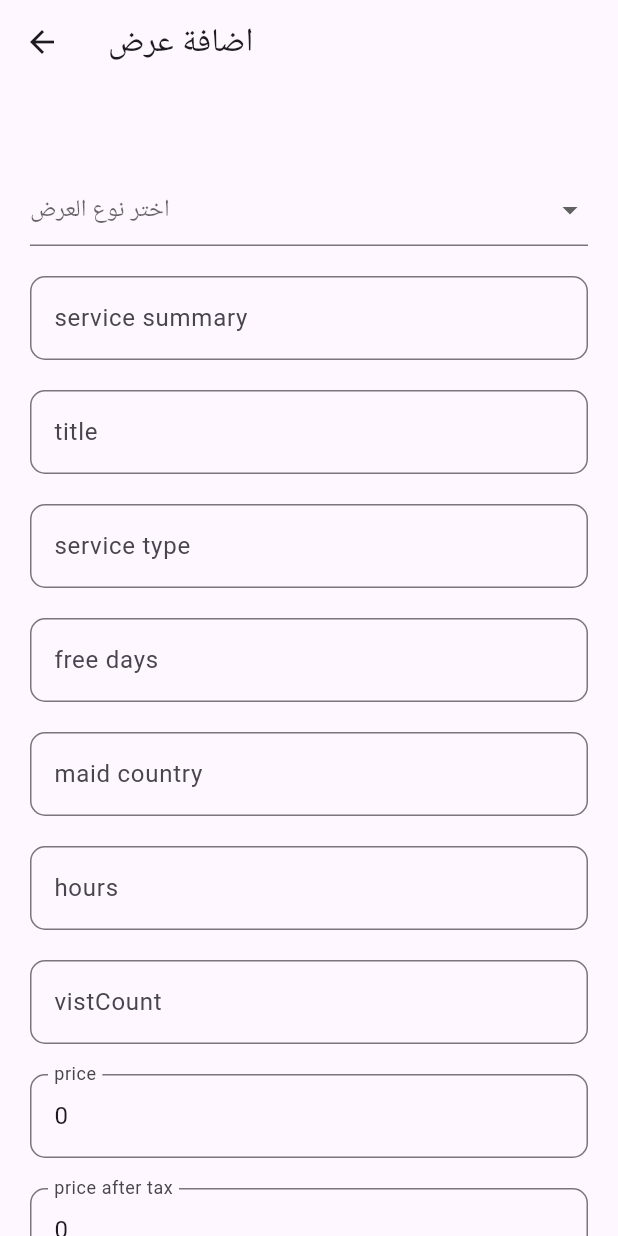
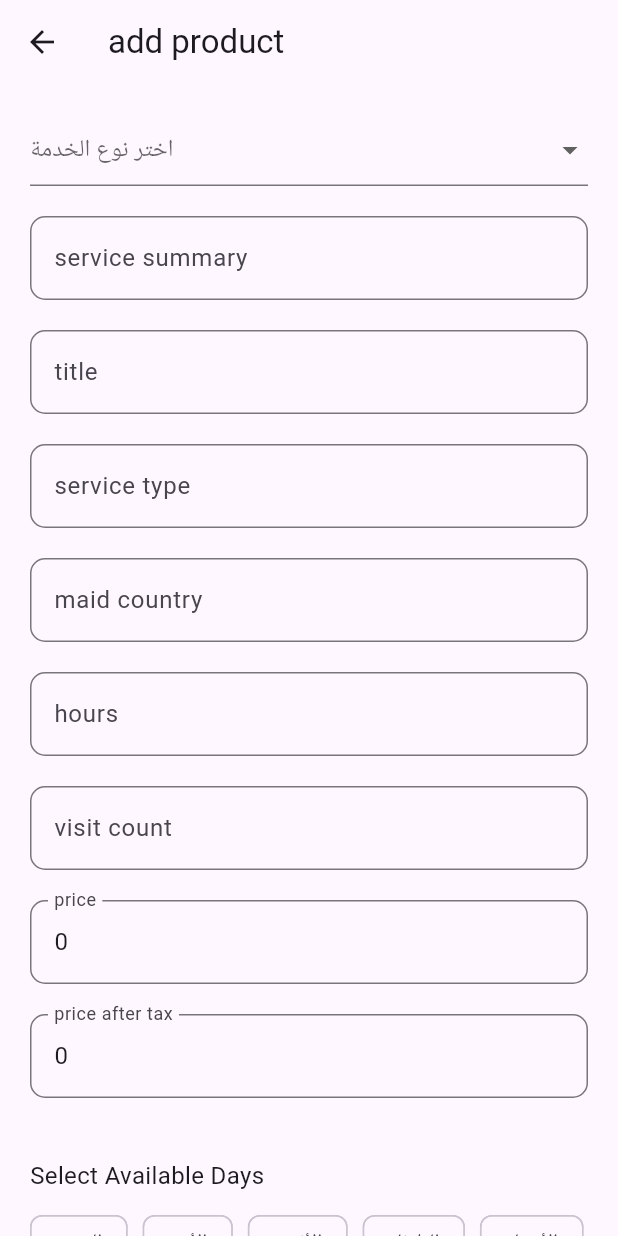
Before and after one commit to khaledshehata1997/shiplan_service, a Flutter app: the AddOffersScreen screen opened directly, on a phone screen of 412 x 824 dp. Run offline on Flutter 3.47's test engine with Material 3 defaults, Android fonts, the phone set to English and light mode, and no system bars; our stand-ins replace carousel_slider, cloud_firestore, firebase_auth, firebase_core, firebase_storage, flutter_rating_stars and 4 more; missing offline and left inert: flutter_share, is_first_run; accounts and stored records are empty.

Commit message:
edit offers

```diff
--- a/lib/view/home_view/add_offers.dart
+++ b/lib/view/home_view/add_offers.dart
@@ -1,72 +1,117 @@
-import 'package:flutter/material.dart';
-import 'dart:io';
-
 import 'package:flutter/material.dart';
 import 'package:get/get.dart';
 import 'package:uuid/uuid.dart';
-
 import '../../view_model/service_model/service_model.dart';
 
 class AddOffersScreen extends StatefulWidget {
-  const AddOffersScreen({super.key});
+  const AddOffersScreen({Key? key}) : super(key: key);
 
   @override
   State<AddOffersScreen> createState() => _AddOffersScreenState();
 }
 
 class _AddOffersScreenState extends State<AddOffersScreen> {
-  String? _selectedValue;
-  List<String> listOfValue = [
-    'استقدام',
-    'تأجير',
-  ];
+  final _formKey = GlobalKey<FormState>();
   final summaryController = TextEditingController();
   final titleController = TextEditingController();
-  final priceController = TextEditingController();
+  final priceController = TextEditingController(text: '0');
   final serviceTypeController = TextEditingController();
   final maidCountryController = TextEditingController();
-  final freeDaysController = TextEditingController();
   final hoursController = TextEditingController();
-  final vistCountController = TextEditingController();
+  final visitCountController = TextEditingController();
   final descriptionController = TextEditingController();
-  final priceAfterTaxController = TextEditingController();
-  @override
-  void initState() {
-    priceController.text = '0';
-    priceAfterTaxController.text = '0';
-    super.initState();
+  final priceAfterTaxController = TextEditingController(text: '0');
+
+  String? _selectedValue;
+  bool _isLoading = false;
+  String _error = '';
+  final List<String> listOfValue = ['أستقدام', 'تأجير'];
+
+  // Multi-selection for weekdays and time range
+  final List<String> _weekdays = ['السبت', 'الأحد', 'الأثنين', 'الثلاثاء', 'الأربعاء', 'الخميس', 'الجمعه'];
+  final Map<String, TimeRange> _selectedDays = {};
+
+ void _submitService(bool isDay) async {
+  if (_formKey.currentState?.validate() ?? false) {
+    setState(() => _isLoading = true);
+
+    try {
+      // Prepare the freeDays data from the selected days and time ranges
+      final Map<String, Map<String, String>> freeDays = _selectedDays.map((day, timeRange) {
+        return MapEntry(
+          day,
+          {
+            'startTime': timeRange.startTime?.format(context) ?? 'N/A',
+            'endTime': timeRange.endTime?.format(context) ?? 'N/A',
+          },
+        );
+      });
+
+      final serviceModel = ServiceModel(
+        maidId: "1",
+        hours: int.parse(hoursController.text),
+        vistCount: int.parse(visitCountController.text),
+        serviceSummary: summaryController.text,
+        isDay: isDay,
+        maidCountry: maidCountryController.text,
+        serviceType: serviceTypeController.text,
+        description: descriptionController.text,
+        freeDays: freeDays, // Assign the freeDays map here
+        title: titleController.text,
+        id: Uuid().v4(),
+        regularPrice: double.parse(priceController.text),
+        priceAfterTax: double.parse(priceAfterTaxController.text),
+      );
+
+      // Submit the service depending on the type
+      if (_selectedValue == 'أستقدام') {
+        isDay ? ServicesService.addDayOffersService(serviceModel) : ServicesService.addNightOffersService(serviceModel);
+      } else {
+        isDay ? ServicesService.addRentDayOffersService(serviceModel) : ServicesService.addRentDayOffersService(serviceModel);
       }
 
-  bool isLoading = false;
-  String error = '';
-  final _fromKey = GlobalKey<FormState>();
+      // Log the selected days and time ranges for debugging
+      print('Selected Free Days: $freeDays');
+
+      // Handle success
+      Get.back();
+      Get.snackbar('Success', 'Service added successfully');
+    } catch (e) {
+      setState(() => _error = e.toString());
+    } finally {
+      setState(() => _isLoading = false);
+    }
+  }
+}
+@override
+  void dispose() {
+   summaryController.dispose();
+   titleController.dispose();
+   priceController.dispose();
+   serviceTypeController.dispose();
+   maidCountryController.dispose();
+   hoursController.dispose();
+   visitCountController.dispose();
+   descriptionController.dispose();
+   priceAfterTaxController.dispose();
+    super.dispose();
+  }
 
   @override
   Widget build(BuildContext context) {
-    return Form(
-      key: _fromKey,
-      child: Scaffold(
-        appBar: AppBar(
-          title: Text('اضافة عرض'),
-        ),
+    return Scaffold(
+      appBar: AppBar(title: Text('add product'.tr)),
       body: SingleChildScrollView(
-          child: Padding(
         padding: const EdgeInsets.all(20.0),
+        child: Form(
+          key: _formKey,
           child: Column(
-              mainAxisAlignment: MainAxisAlignment.center,
+            crossAxisAlignment: CrossAxisAlignment.start,
             children: [
-                const SizedBox(
-                  height: 20,
-                ),
-                // pick image button
-
-                const SizedBox(
-                  height: 20,
-                ),
                 DropdownButtonFormField(
                   value: _selectedValue,
                   hint: Text(
-                    'اختر نوع العرض',
+                    'اختر نوع الخدمة',
                   ),
                   isExpanded: true,
                   onChanged: (value) {
@@ -98,218 +143,161 @@ class _AddOffersScreenState extends State<AddOffersScreen> {
                 const SizedBox(
                   height: 20,
                 ),
-                // upload image button
-                TextFormField(
-                  controller: summaryController,
-                  validator: (value) {
-                    if (value!.isEmpty) {
-                      return 'Please enter service summary';
-                    }
-                    return null;
-                  },
-                  decoration: InputDecoration(
-                    labelText: 'service summary'.tr,
-                    border: OutlineInputBorder(
-                      borderRadius: BorderRadius.all(Radius.circular(10)),
-                    ),
-                  ),
-                ),
+              _buildTextField(summaryController, 'service summary'.tr, 'Please enter service summary'),
+              _buildTextField(titleController, 'title'.tr, 'Please enter title'),
+              _buildTextField(serviceTypeController, 'service type'.tr, 'Please enter service type'),
+              _buildTextField(maidCountryController, 'maid country'.tr, 'Please enter maid country'),
+              _buildTextField(hoursController, 'hours'.tr, null, isNumber: true),
+              _buildTextField(visitCountController, 'visit count'.tr, null, isNumber: true),
+              _buildTextField(priceController, 'price'.tr, 'Please enter price', isNumber: true),
+              _buildTextField(priceAfterTaxController, 'price after tax'.tr, null, isNumber: true),
 
-                const SizedBox(
-                  height: 20,
-                ),
-                TextFormField(
-                  controller: titleController,
-                  validator: (value) {
-                    if (value!.isEmpty) {
-                      return 'Please enter title';
-                    }
-                    return null;
-                  },
-                  decoration: InputDecoration(
-                    labelText: 'title'.tr,
-                    border: OutlineInputBorder(
-                      borderRadius: BorderRadius.all(Radius.circular(10)),
-                    ),
-                  ),
-                ),
+              const SizedBox(height: 20),
 
-                const SizedBox(
-                  height: 20,
-                ),
-                TextFormField(
-                  controller: serviceTypeController,
-                  validator: (value) {
-                    if (value!.isEmpty) {
-                      return 'Please enter service type';
-                    }
-                    return null;
-                  },
-                  decoration: InputDecoration(
-                    labelText: 'service type'.tr,
-                    border: OutlineInputBorder(
-                      borderRadius: BorderRadius.all(Radius.circular(10)),
-                    ),
-                  ),
-                ),
+              // Weekday multi-selection with time range
+              _buildMultiSelectWeekdays(),
+              const SizedBox(height: 20),
+              _buildSelectedDaysTimeRange(),
 
-                const SizedBox(
-                  height: 20,
-                ),
-                TextFormField(
-                  controller: freeDaysController,
-                  validator: (value) {
-                    if (value!.isEmpty) {
-                      return 'Please enter free days';
-                    }
-                    return null;
-                  },
-                  decoration: InputDecoration(
-                    labelText: 'free days'.tr,
-                    border: OutlineInputBorder(
-                      borderRadius: BorderRadius.all(Radius.circular(10)),
-                    ),
-                  ),
-                ),
+              const SizedBox(height: 20),
 
-                const SizedBox(
-                  height: 20,
-                ),
-                TextFormField(
-                  controller: maidCountryController,
-                  validator: (value) {
-                    if (value!.isEmpty) {
-                      return 'Please enter maid country';
-                    }
-                    return null;
-                  },
-                  decoration: InputDecoration(
-                    labelText: 'maid country'.tr,
-                    border: OutlineInputBorder(
-                      borderRadius: BorderRadius.all(Radius.circular(10)),
-                    ),
-                  ),
-                ),
-                const SizedBox(
-                  height: 20,
-                ),
-                TextFormField(
-                  keyboardType: TextInputType.number,
-                  controller: hoursController,
-                  decoration: InputDecoration(
-                    labelText: 'hours'.tr,
-                    border: OutlineInputBorder(
-                      borderRadius: BorderRadius.all(Radius.circular(10)),
-                    ),
-                  ),
-                ),
-                const SizedBox(
-                  height: 20,
-                ),
-                TextFormField(
-                  keyboardType: TextInputType.number,
-                  controller: vistCountController,
-                  decoration: InputDecoration(
-                    labelText: 'vistCount'.tr,
-                    border: OutlineInputBorder(
-                      borderRadius: BorderRadius.all(Radius.circular(10)),
-                    ),
-                  ),
-                ),
-                const SizedBox(
-                  height: 20,
-                ),
-                TextFormField(
-                  keyboardType: TextInputType.number,
-                  controller: priceController,
-                  validator: (value) {
-                    if (value!.isEmpty) {
-                      return 'Please enter price';
-                    }
-                    return null;
-                  },
-                  decoration: InputDecoration(
-                    labelText: 'price'.tr,
-                    border: OutlineInputBorder(
-                      borderRadius: BorderRadius.all(Radius.circular(10)),
-                    ),
-                  ),
-                ),
-
-                const SizedBox(
-                  height: 20,
-                ),
-                TextFormField(
-                  keyboardType: TextInputType.number,
-                  controller: priceAfterTaxController,
-                  decoration: InputDecoration(
-                    labelText: 'price after tax'.tr,
-                    border: OutlineInputBorder(
-                      borderRadius: BorderRadius.all(Radius.circular(10)),
-                    ),
-                  ),
-                ),
-                const SizedBox(
-                  height: 20,
-                ),
-                // add button
-                if (isLoading)
-                  const Center(
-                    child: CircularProgressIndicator(),
-                  )
+              if (_isLoading)
+                const Center(child: CircularProgressIndicator())
               else
                 Row(
-                    mainAxisAlignment: MainAxisAlignment.center,
+                  mainAxisAlignment: MainAxisAlignment.spaceBetween,
                   children: [
-                      ElevatedButton(
-                        onPressed: () async {
-                          if (_fromKey.currentState!.validate()) {
-                            try {
-                              setState(() {
-                                isLoading = true;
-                              });
-                              ServicesService.addDayOffersService(ServiceModel(
-                                  maidId: "1",
-                                  hours: int.parse(hoursController.text),
-                                  vistCount:
-                                      int.parse(vistCountController.text),
-                                  serviceSummary: summaryController.text,
-                                  isDay:
-                                      _selectedValue == 'استقدام' ? true : false,
-                                  maidCountry: maidCountryController.text,
-                                  serviceType: serviceTypeController.text,
-                                  description: descriptionController.text,
-                                  freeDays: {},
-                                  title: titleController.text,
-                                  id: Uuid().v4(),
-                                  regularPrice:
-                                      double.parse(priceController.text),
-                                  priceAfterTax: double.parse(
-                                      priceAfterTaxController.text)));
-
-                              setState(() {
-                                isLoading = false;
-                              });
-                              Get.back();
-                              Get.snackbar(
-                                  'Success', 'Service added successfully');
-                            } catch (e) {
-                              setState(() {
-                                isLoading = false;
-                                error = e.toString();
-                              });
-                            }
-                          }
-                        },
-                        child: Text("اضافة عرض"),
-                      ),
+                    _buildSubmitButton('Add day service', true),
+                    _buildSubmitButton('Add night service', false),
                   ],
                 ),
             ],
           ),
         ),
       ),
+    );
+  }
+
+  // Widget to show the multi-selection of weekdays
+  Widget _buildMultiSelectWeekdays() {
+    return Column(
+      crossAxisAlignment: CrossAxisAlignment.start,
+      children: [
+        Text('Select Available Days', style: TextStyle(fontSize: 16)),
+        const SizedBox(height: 10),
+        Wrap(
+          spacing: 10,
+          children: _weekdays.map((day) {
+            return ChoiceChip(
+              label: Text(day),
+              selected: _selectedDays.containsKey(day),
+              onSelected: (selected) {
+                setState(() {
+                  if (selected) {
+                    _selectedDays[day] = TimeRange(); // Initialize with empty time range
+                  } else {
+                    _selectedDays.remove(day);
+                  }
+                });
+              },
+            );
+          }).toList(),
+        ),
+      ],
+    );
+  }
+
+  // Widget to build time range pickers for the selected days
+  Widget _buildSelectedDaysTimeRange() {
+    return Column(
+      crossAxisAlignment: CrossAxisAlignment.start,
+      children: _selectedDays.entries.map((entry) {
+        return Column(
+          crossAxisAlignment: CrossAxisAlignment.start,
+          children: [
+            Text('${entry.key} Time Range', style: TextStyle(fontSize: 16)),
+            const SizedBox(height: 10),
+            Row(
+              children: [
+                Expanded(
+                  child: _buildTimePicker(
+                    label: 'From',
+                    selectedTime: entry.value.startTime,
+                    onTimePicked: (pickedTime) {
+                      setState(() {
+                        _selectedDays[entry.key]?.startTime = pickedTime;
+                      });
+                    },
+                  ),
+                ),
+                const SizedBox(width: 10),
+                Expanded(
+                  child: _buildTimePicker(
+                    label: 'To',
+                    selectedTime: entry.value.endTime,
+                    onTimePicked: (pickedTime) {
+                      setState(() {
+                        _selectedDays[entry.key]?.endTime = pickedTime;
+                      });
+                    },
+                  ),
+                ),
+              ],
+            ),
+            const SizedBox(height: 20),
+          ],
+        );
+      }).toList(),
+    );
+  }
+
+  // Time picker widget
+  Widget _buildTimePicker({required String label, required TimeOfDay? selectedTime, required Function(TimeOfDay) onTimePicked}) {
+    return OutlinedButton(
+      onPressed: () async {
+        TimeOfDay? picked = await showTimePicker(
+          context: context,
+          initialTime: selectedTime ?? TimeOfDay.now(),
+        );
+        if (picked != null) {
+          onTimePicked(picked);
+        }
+      },
+      child: Text(
+        selectedTime != null ? selectedTime.format(context) : label,
       ),
     );
   }
+
+  // TextField helper
+  Widget _buildTextField(TextEditingController controller, String label, String? validatorMessage, {bool isNumber = false}) {
+    return Column(
+      children: [
+        TextFormField(
+          controller: controller,
+          keyboardType: isNumber ? TextInputType.number : TextInputType.text,
+          decoration: InputDecoration(
+            labelText: label,
+            border: const OutlineInputBorder(borderRadius: BorderRadius.all(Radius.circular(10))),
+          ),
+          validator: validatorMessage != null ? (value) => value?.isEmpty ?? true ? validatorMessage : null : null,
+        ),
+        const SizedBox(height: 20),
+      ],
+    );
   }
+
+  // Submit button widget
+  ElevatedButton _buildSubmitButton(String text, bool isDay) {
+    return ElevatedButton(
+      onPressed: () => _submitService(isDay),
+      child: Text(text.tr),
+    );
+  }
+}
+
+// Helper class to hold the time range for each day
+class TimeRange {
+  TimeOfDay? startTime;
+  TimeOfDay? endTime;
+}
--- a/lib/view/home_view/rent_offers_view.dart
+++ b/lib/view/home_view/rent_offers_view.dart
@@ -31,7 +31,7 @@ class _RentOffersViewState extends State<RentOffersView>
 
   Future<List<ServiceModel>> fetchRentNightServices() async {
     DocumentSnapshot snapshot =
-        await FirebaseFirestore.instance.collection('rent').doc('night').get();
+        await FirebaseFirestore.instance.collection('rentOffers').doc('night').get();
 
     if (snapshot.exists) {
       List<dynamic> servicesData =
--- a/lib/view_model/service_model/service_model.dart
+++ b/lib/view_model/service_model/service_model.dart
@@ -210,10 +210,8 @@ class ServicesService {
     DocumentReference documentReference =
         FirebaseFirestore.instance.collection('rentOffers').doc('night');
 
-    // First, get the current list of services
     DocumentSnapshot docSnapshot = await documentReference.get();
 
-    // If the document exists, retrieve the current list of services
     List<dynamic> servicesList = [];
     if (docSnapshot.exists && docSnapshot.data() != null) {
       servicesList =
@@ -223,7 +221,6 @@ class ServicesService {
     // Add the new service to the list
     servicesList.add(newService.toMap());
 
-    // Update the document with the new list of services
     await documentReference.set({
       'rentService': servicesList,
     }, SetOptions(merge: true)).then((value) {
@@ -251,7 +248,6 @@ class ServicesService {
     // Add the new service to the list
     servicesList.add(newService.toMap());
 
-    // Update the document with the new list of services
     await documentReference.set({
       'services': servicesList,
     }, SetOptions(merge: true)).then((value) {
```
Also changed, not shown: lib/view/home_view/home_view.dart (+27 -3 lines), lib/view/home_view/buy_offers_view.dart (line endings or trailing spaces). Lines whose indentation alone changed are shown as unchanged.
